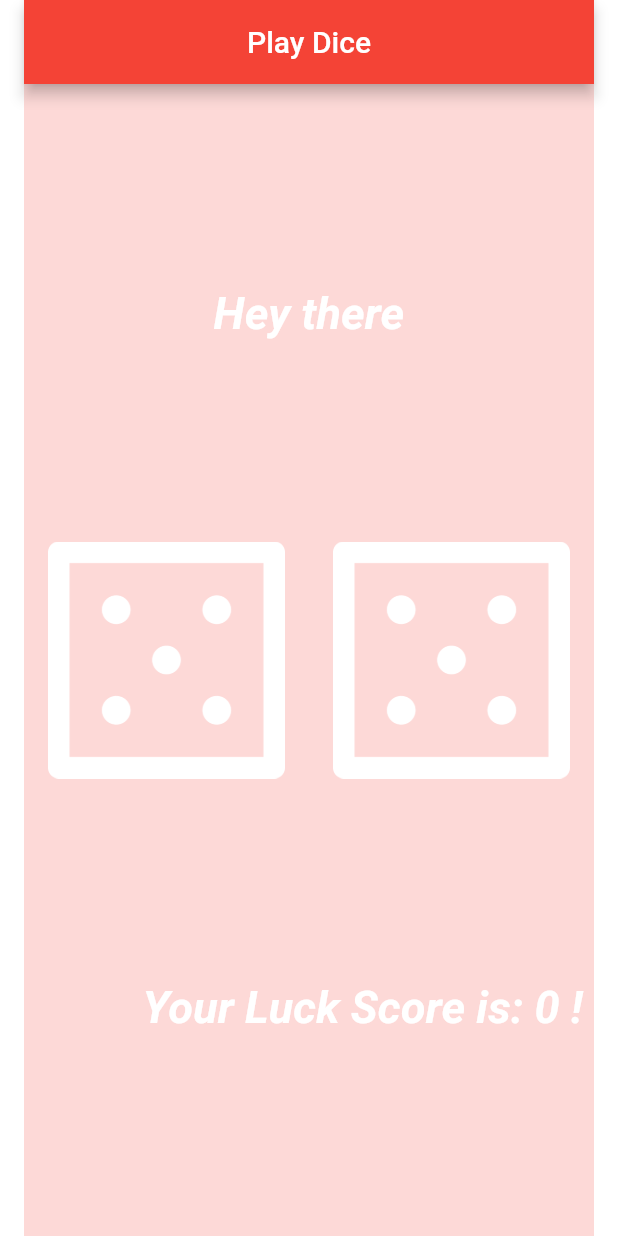
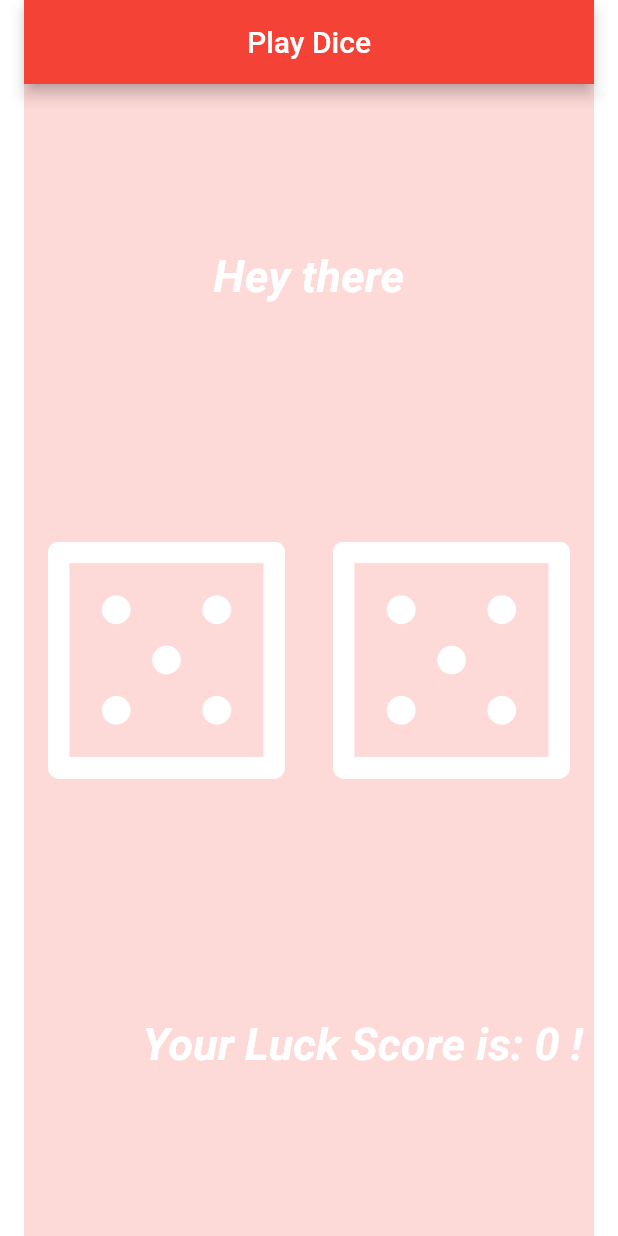
Before and after one commit to JaS4083/get_luck, a Flutter app: the screen it shows after launch, on a phone screen of 412 x 824 dp. Run offline on Flutter 3.47's test engine with Material 2 defaults, Android fonts, the phone set to English and light mode, and no system bars.

Commit message:
fixing resize, refactor

```diff
--- a/lib/common_widgets/dice_page.dart
+++ b/lib/common_widgets/dice_page.dart
@@ -1,5 +1,9 @@
 import 'package:flutter/material.dart';
 import 'dart:math';
+
+import 'package:get_luck/common_widgets/reward_message.dart';
+
+const String welcomeText = 'Hey there';
 
 class DicePage extends StatefulWidget {
   @override
@@ -10,49 +14,13 @@ class _DicePageState extends State<DicePage> {
   int leftDiceNumber = Random().nextInt(6) + 1;
   int rightDiceNumber = Random().nextInt(6) + 1;
   int scoreMatch = 0;
-  String welcomeText = 'Hey there';
-  List<String> luckUrls = [
-    'https://media.giphy.com/media/OG766ZCawdMZy/giphy.gif',
-    'https://media.giphy.com/media/gFi7V9CRBQVW0/giphy.gif',
-    'https://media.giphy.com/media/lnlAifQdenMxW/giphy.gif',
-    'https://media.giphy.com/media/cnlkXgT2mDahi/giphy.gif',
-    'https://media.giphy.com/media/10AYkGR9M75nLW/giphy.gif',
-    'https://media.giphy.com/media/xT1R9IrdXK8WnKDXwc/giphy.gif',
-    'https://media.giphy.com/media/ddHhhUBn25cuQ/giphy.gif',
-    'https://media.giphy.com/media/fVbTigN2xJRlOEdVMh/giphy.gif',
-  ];
 
   void _showRewardPopUp() {
     showDialog(
       context: context,
       builder: (BuildContext context) {
         // return object of type Dialog
-        return AlertDialog(
-          backgroundColor: Colors.amber.shade500,
-          title: new Text(
-            'YOU ARE LUCKY!!!',
-            style: TextStyle(
-              fontSize: 30.0,
-            ),
-          ),
-          content: new Image(
-            image: NetworkImage(luckUrls[scoreMatch++ % luckUrls.length]),
-          ),
-          actions: <Widget>[
-            // usually buttons at the bottom of the dialog
-            new FlatButton(
-              child: new Text(
-                "YES!!!",
-                style: TextStyle(
-                  fontSize: 20.0,
-                ),
-              ),
-              onPressed: () {
-                Navigator.of(context).pop();
-              },
-            ),
-          ],
-        );
+        return RewardMessage(scoreMatch: scoreMatch++);
       },
     );
   }
@@ -73,7 +41,8 @@ class _DicePageState extends State<DicePage> {
       child: Column(
         mainAxisAlignment: MainAxisAlignment.spaceEvenly,
         children: [
-          Row(children: <Widget>[
+          Expanded(
+            child: Row(children: <Widget>[
               Expanded(
                 child: Center(
                   child: Text(
@@ -88,7 +57,9 @@ class _DicePageState extends State<DicePage> {
                 ),
               ),
             ]),
-          Row(
+          ),
+          Expanded(
+            child: Row(
               children: <Widget>[
                 Expanded(
                   child: FlatButton(
@@ -108,7 +79,9 @@ class _DicePageState extends State<DicePage> {
                 ),
               ],
             ),
-          Row(
+          ),
+          Expanded(
+            child: Row(
               mainAxisAlignment: MainAxisAlignment.end,
               children: <Widget>[
                 Text(
@@ -121,6 +94,7 @@ class _DicePageState extends State<DicePage> {
                   ),
                 ),
               ],
+            ),
           )
         ],
       ),
```
Also changed, not shown: lib/common_widgets/reward_message.dart (added, +47 -0 lines). Lines whose indentation alone changed are shown as unchanged.
